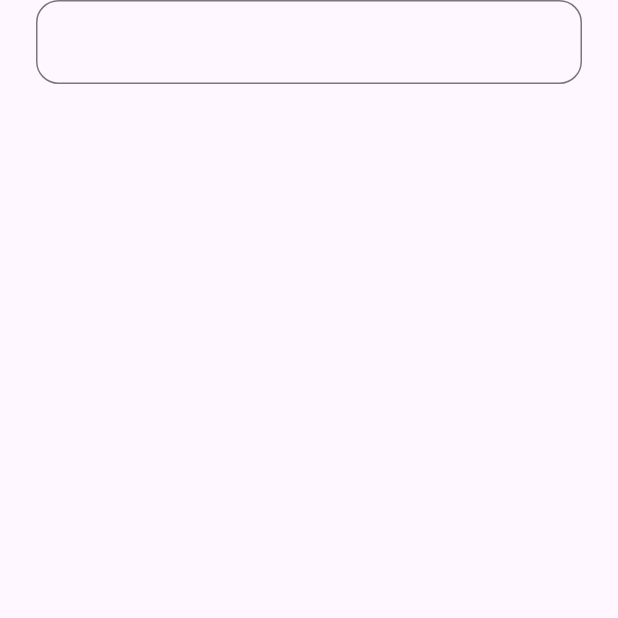
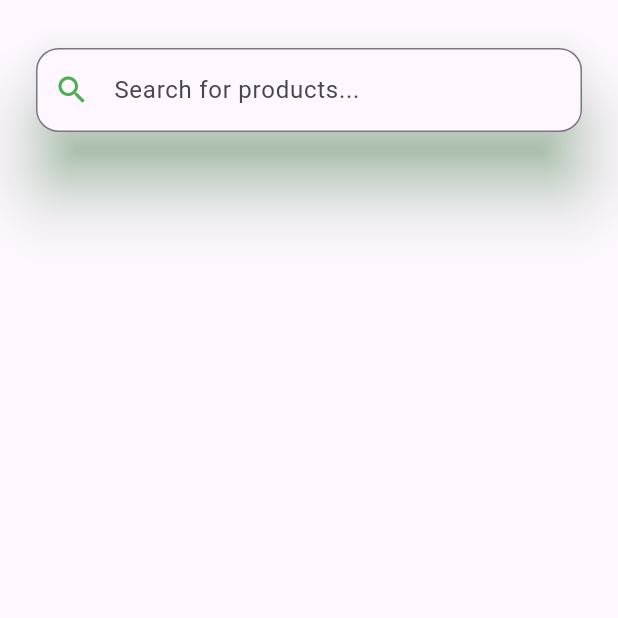
Before and after one commit to ReihanFatilla/ProductApp, a Flutter app: the screen it shows after launch, on a phone screen of 412 x 824 dp, the top half of it. Run offline on Flutter 3.47's test engine with Material 2 defaults, Android fonts, the phone set to English and light mode, and no system bars.

Commit message:
[feat](Home): improved searchbar

```diff
--- a/lib/home/home_page.dart
+++ b/lib/home/home_page.dart
@@ -10,15 +10,23 @@ class HomePage extends StatelessWidget {
         physics: BouncingScrollPhysics(),
         child: SafeArea(
           child: Padding(
-            padding: EdgeInsets.symmetric(horizontal: 24),
+            padding: EdgeInsets.only(left: 24, top: 32, right: 24),
             child: Column(
               crossAxisAlignment: CrossAxisAlignment.start,
               children: [
-                TextField(
-                  decoration: InputDecoration(
-                    border: OutlineInputBorder(
-                      borderSide: BorderSide(width: 3, color: Colors.greenAccent),
-                      borderRadius: BorderRadius.all(Radius.circular(15.0)),
+                Material(
+                  elevation: 20,
+                  shadowColor: Colors.green,
+                  borderRadius: BorderRadius.all(Radius.circular(15)),
+                  child: TextField(
+                    decoration: InputDecoration(
+                      hintText: "Search for products...",
+                      prefixIconColor: Colors.green,
+                      prefixIcon: Icon(Icons.search),
+                      border: OutlineInputBorder(
+                        borderSide: BorderSide(width: 3, color: Colors.green),
+                        borderRadius: BorderRadius.all(Radius.circular(15.0)),
+                      ),
                     ),
                   ),
                 )
```
